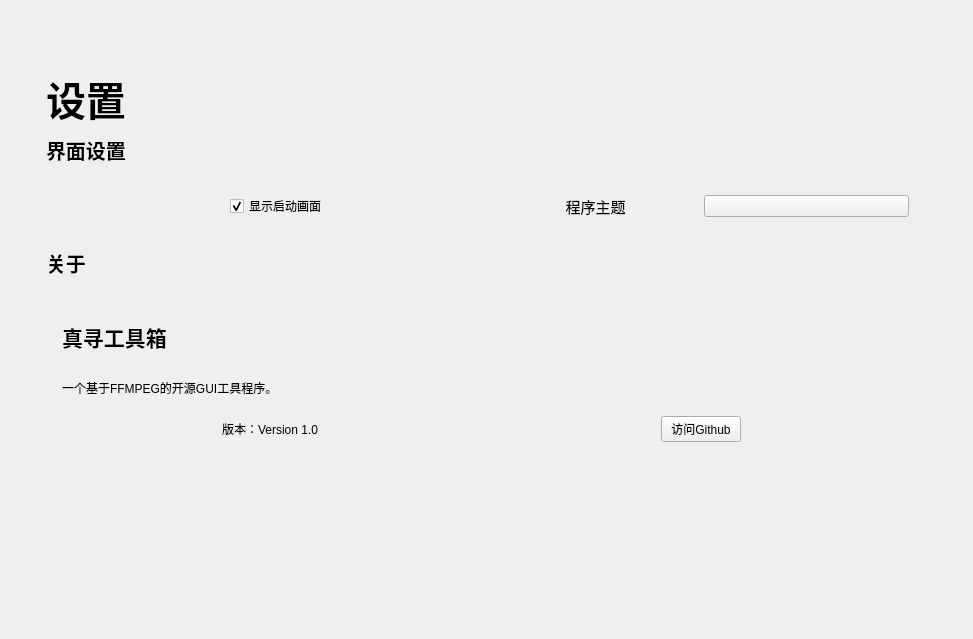
Above: UI/QtDesigner/setting.ui from Eanya-Tonic/MihiroToolbox before the change. Below: the same form after it.
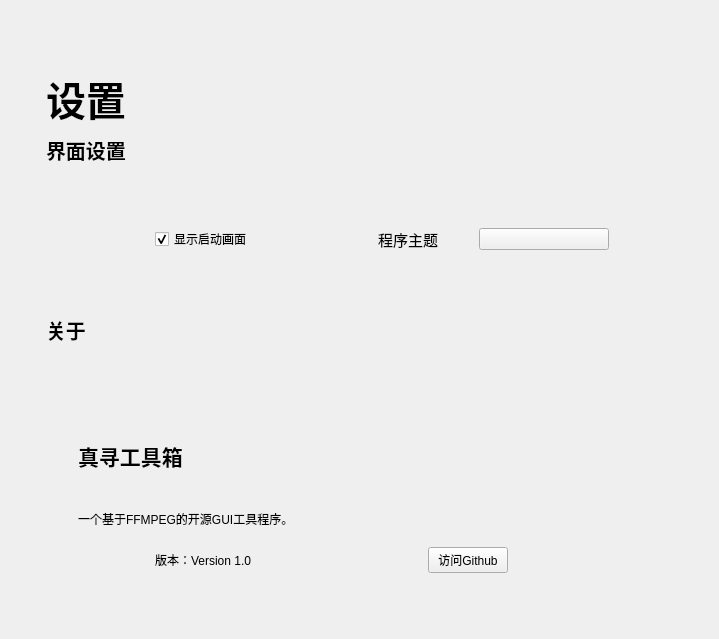
That is the form after the change. Custom widgets are drawn as their Qt base class.

Commit message: 界面及图标微调

What changed in the file:
```diff
--- a/UI/QtDesigner/setting.ui
+++ b/UI/QtDesigner/setting.ui
@@ -6,7 +6,7 @@
    <rect>
     <x>0</x>
     <y>0</y>
-    <width>973</width>
+    <width>719</width>
     <height>639</height>
    </rect>
   </property>
@@ -18,8 +18,8 @@
     <rect>
      <x>30</x>
      <y>60</y>
-     <width>911</width>
-     <height>414</height>
+     <width>611</width>
+     <height>561</height>
     </rect>
    </property>
    <layout class="QVBoxLayout" name="verticalLayout_4">
@@ -181,6 +181,21 @@
          </property>
          <item row="0" column="0">
           <layout class="QVBoxLayout" name="verticalLayout_2">
+           <property name="leftMargin">
+            <number>16</number>
+           </property>
+           <property name="topMargin">
+            <number>16</number>
+           </property>
+           <property name="rightMargin">
+            <number>16</number>
+           </property>
+           <property name="bottomMargin">
+            <number>16</number>
+           </property>
+           <item>
+            <widget class="ImageLabel" name="ImageLabel"/>
+           </item>
            <item>
             <widget class="StrongBodyLabel" name="StrongBodyLabel">
              <property name="minimumSize">
@@ -306,6 +321,11 @@
    <extends>QPushButton</extends>
    <header>qfluentwidgets</header>
   </customwidget>
+  <customwidget>
+   <class>ImageLabel</class>
+   <extends>QLabel</extends>
+   <header>qfluentwidgets</header>
+  </customwidget>
  </customwidgets>
  <resources/>
  <connections/>
```
The commit also changes 3 other files.
